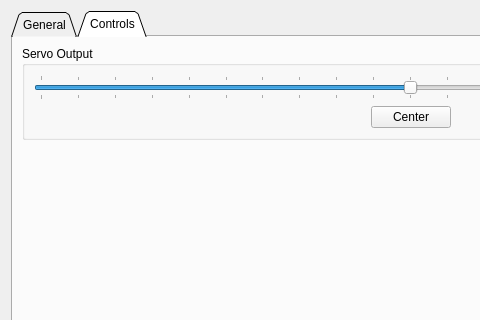
Old version of the form pages/pageappgeneral.ui in the repository vedderb/vesc_tool; both pictures show x 0 to 480 and y 0 to 320 of the 821 by 584 pixel window.
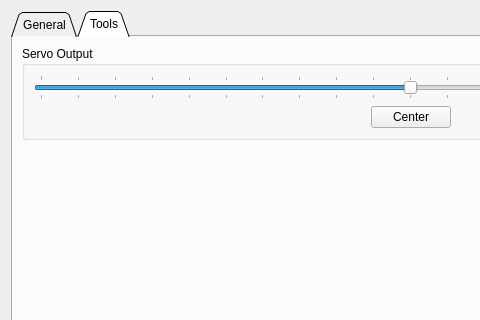
New version of the form. The open tabs and pages were chosen to show the change. Custom widgets are drawn as their Qt base class.

Patch:
```diff
--- a/pages/pageappgeneral.ui
+++ b/pages/pageappgeneral.ui
@@ -34,7 +34,7 @@
      </widget>
      <widget class="QWidget" name="tab_2">
       <attribute name="title">
-       <string>Controls</string>
+       <string>Tools</string>
       </attribute>
       <layout class="QVBoxLayout" name="verticalLayout_4">
        <item>
```
Left out of the diff: 14 changed lines with no effect on the pictures.
